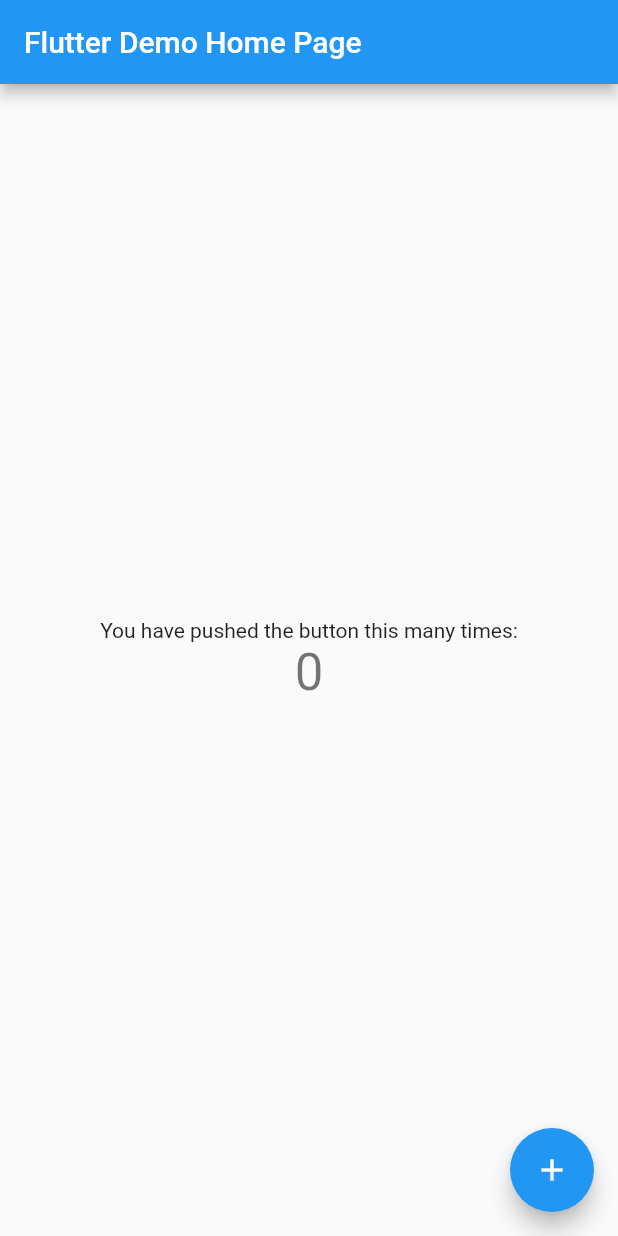
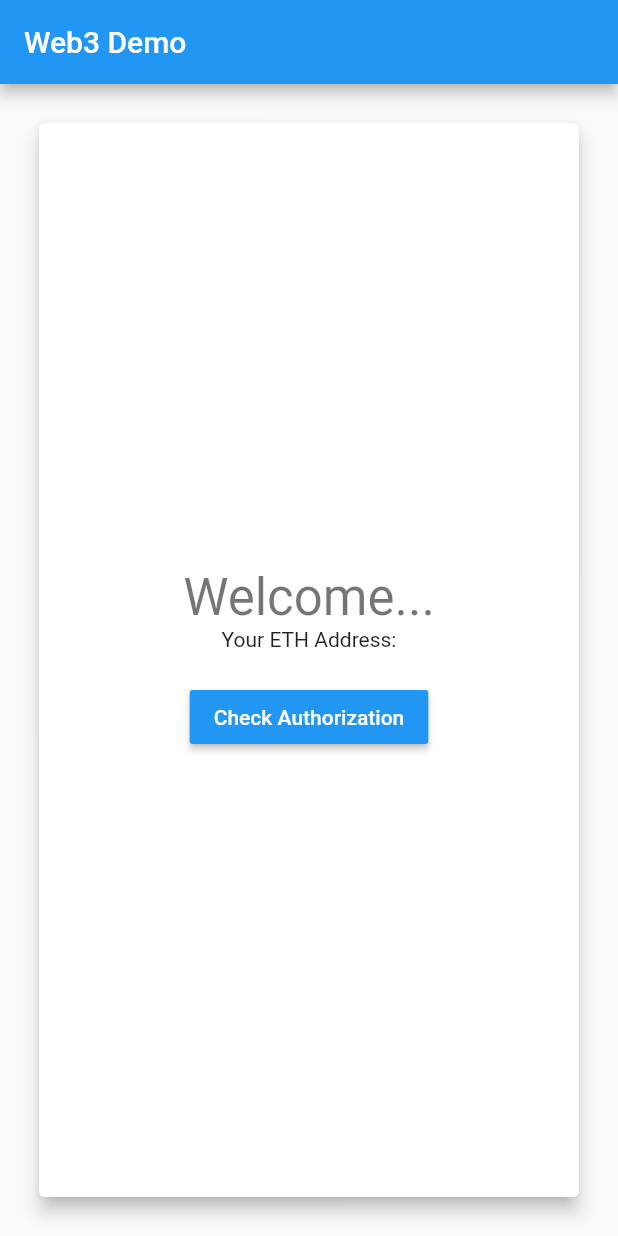
Before and after one commit to mhishami/devreg, a Flutter app: the screen it shows after launch, on a phone screen of 412 x 824 dp. Run offline on Flutter 3.47's test engine with Material 2 defaults, Android fonts, the phone set to English and light mode, and no system bars.

Commit message:
DOne with home page

```diff
--- a/lib/main.dart
+++ b/lib/main.dart
@@ -1,6 +1,7 @@
+import 'package:devreg/pages/home_page.dart';
 import 'package:flutter/material.dart';
 
-void main() {
+void main() async {
   runApp(MyApp());
 }
 
@@ -9,109 +10,13 @@ class MyApp extends StatelessWidget {
   @override
   Widget build(BuildContext context) {
     return MaterialApp(
-      title: 'Flutter Demo',
+      title: 'Web3 Demo',
+      debugShowCheckedModeBanner: false,
       theme: ThemeData(
-        // This is the theme of your application.
-        //
-        // Try running your application with "flutter run". You'll see the
-        // application has a blue toolbar. Then, without quitting the app, try
-        // changing the primarySwatch below to Colors.green and then invoke
-        // "hot reload" (press "r" in the console where you ran "flutter run",
-        // or simply save your changes to "hot reload" in a Flutter IDE).
-        // Notice that the counter didn't reset back to zero; the application
-        // is not restarted.
         primarySwatch: Colors.blue,
-        // This makes the visual density adapt to the platform that you run
-        // the app on. For desktop platforms, the controls will be smaller and
-        // closer together (more dense) than on mobile platforms.
         visualDensity: VisualDensity.adaptivePlatformDensity,
       ),
-      home: MyHomePage(title: 'Flutter Demo Home Page'),
+      home: HomePage(),
     );
   }
 }
-
-class MyHomePage extends StatefulWidget {
-  MyHomePage({Key key, this.title}) : super(key: key);
-
-  // This widget is the home page of your application. It is stateful, meaning
-  // that it has a State object (defined below) that contains fields that affect
-  // how it looks.
-
-  // This class is the configuration for the state. It holds the values (in this
-  // case the title) provided by the parent (in this case the App widget) and
-  // used by the build method of the State. Fields in a Widget subclass are
-  // always marked "final".
-
-  final String title;
-
-  @override
-  _MyHomePageState createState() => _MyHomePageState();
-}
-
-class _MyHomePageState extends State<MyHomePage> {
-  int _counter = 0;
-
-  void _incrementCounter() {
-    setState(() {
-      // This call to setState tells the Flutter framework that something has
-      // changed in this State, which causes it to rerun the build method below
-      // so that the display can reflect the updated values. If we changed
-      // _counter without calling setState(), then the build method would not be
-      // called again, and so nothing would appear to happen.
-      _counter++;
-    });
-  }
-
-  @override
-  Widget build(BuildContext context) {
-    // This method is rerun every time setState is called, for instance as done
-    // by the _incrementCounter method above.
-    //
-    // The Flutter framework has been optimized to make rerunning build methods
-    // fast, so that you can just rebuild anything that needs updating rather
-    // than having to individually change instances of widgets.
-    return Scaffold(
-      appBar: AppBar(
-        // Here we take the value from the MyHomePage object that was created by
-        // the App.build method, and use it to set our appbar title.
-        title: Text(widget.title),
-      ),
-      body: Center(
-        // Center is a layout widget. It takes a single child and positions it
-        // in the middle of the parent.
-        child: Column(
-          // Column is also a layout widget. It takes a list of children and
-          // arranges them vertically. By default, it sizes itself to fit its
-          // children horizontally, and tries to be as tall as its parent.
-          //
-          // Invoke "debug painting" (press "p" in the console, choose the
-          // "Toggle Debug Paint" action from the Flutter Inspector in Android
-          // Studio, or the "Toggle Debug Paint" command in Visual Studio Code)
-          // to see the wireframe for each widget.
-          //
-          // Column has various properties to control how it sizes itself and
-          // how it positions its children. Here we use mainAxisAlignment to
-          // center the children vertically; the main axis here is the vertical
-          // axis because Columns are vertical (the cross axis would be
-          // horizontal).
-          mainAxisAlignment: MainAxisAlignment.center,
-          children: <Widget>[
-            Text(
-              'You have pushed the button this many times:',
-            ),
-            Text(
-              '$_counter',
-              style: Theme.of(context).textTheme.headline4,
-            ),
-          ],
-        ),
-      ),
-      floatingActionButton: FloatingActionButton(
-        onPressed: _incrementCounter,
-        tooltip: 'Increment',
-        child: Icon(Icons.add),
-      ), // This trailing comma makes auto-formatting nicer for build methods.
-    );
-  }
-}
--- /dev/null
+++ b/lib/pages/home_page.dart
@@ -0,0 +1,53 @@
+import 'package:flutter/material.dart';
+
+class HomePage extends StatefulWidget {
+  @override
+  _HomePageState createState() => _HomePageState();
+}
+
+class _HomePageState extends State<HomePage> {
+  String _mnemonic;
+
+  @override
+  void initState() {
+    super.initState();
+  }
+
+  @override
+  Widget build(BuildContext context) {
+    return Scaffold(
+      appBar: AppBar(title: Text('Web3 Demo')),
+      body: buildContent(context),
+    );
+  }
+
+  buildContent(BuildContext context) {
+    final theme = Theme.of(context).textTheme;
+
+    return Container(
+      margin: EdgeInsets.all(22),
+      width: double.infinity,
+      child: Card(
+        elevation: 5.0,
+        child: Column(
+          mainAxisAlignment: MainAxisAlignment.center,
+          crossAxisAlignment: CrossAxisAlignment.center,
+          children: [
+            Text(
+              'Welcome...',
+              style: theme.headline4,
+            ),
+            Text('Your ETH Address:'),
+            SizedBox(height: 20),
+            RaisedButton(
+              onPressed: () => print('You clicked me!'),
+              textColor: Colors.white,
+              color: Colors.blue,
+              child: Text('Check Authorization'),
+            ),
+          ],
+        ),
+      ),
+    );
+  }
+}
```
Also changed, not shown: pubspec.yaml (+6 -3 lines), pubspec.lock, 2 other files.
